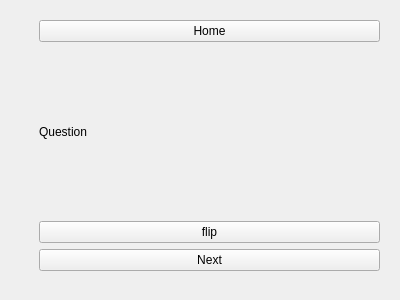
Before: the Qt Designer form FlashcardModule/flashcardstudy.ui in WSU-4110/MOST, drawn with Qt 5.
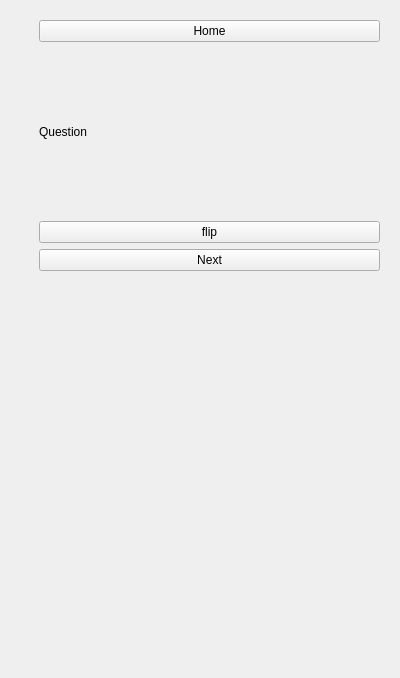
After: the same form once the commit is applied.

Commit message: Refactor UI: Apply new styling, resize windows, and improve layout

Patch:
```diff
--- a/FlashcardModule/flashcardstudy.ui
+++ b/FlashcardModule/flashcardstudy.ui
@@ -7,7 +7,7 @@
     <x>0</x>
     <y>0</y>
     <width>400</width>
-    <height>300</height>
+    <height>678</height>
    </rect>
   </property>
   <property name="windowTitle">
```
Left out of the diff: 20 changed lines with no effect on the pictures. The commit also changes 3 other files.
